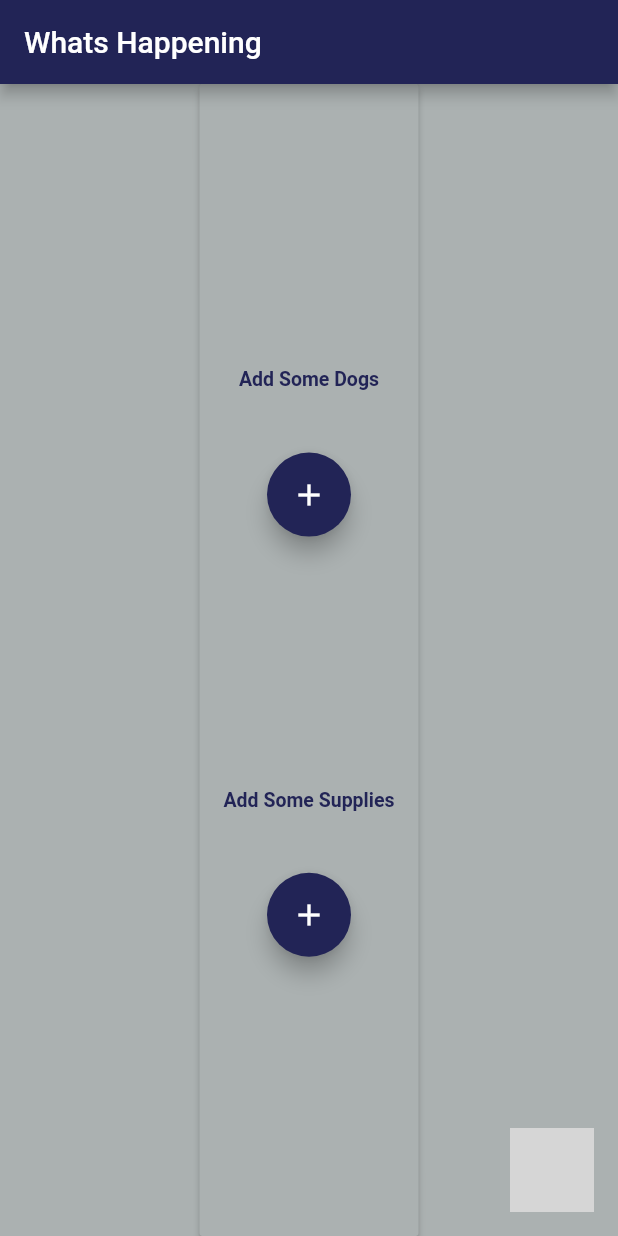
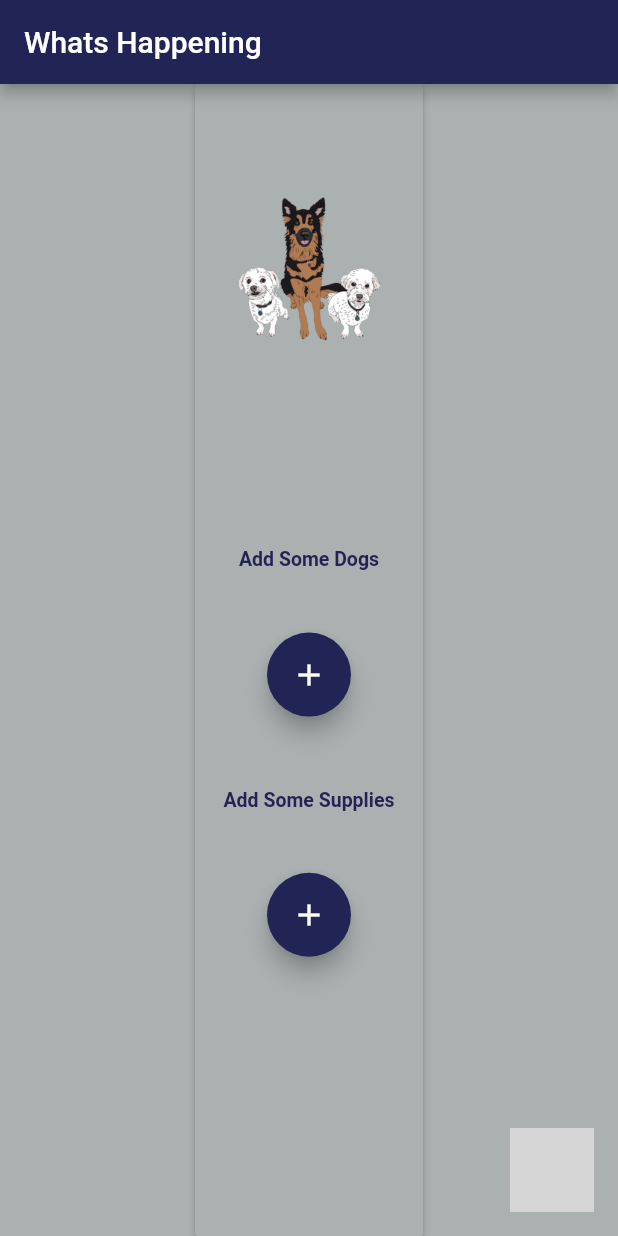
Before and after one commit to conielle/yes_dogs, a Flutter app: the screen it shows after launch, on a phone screen of 412 x 824 dp. Run offline on Flutter 3.47's test engine with Material 2 defaults, Android fonts, the light colour scheme and no system bars; our stand-ins replace font_awesome_flutter, image_picker, shared_preferences, sqflite; missing offline and left inert: fab_circular_menu, smooth_sort; accounts and stored records are empty; grey boxes are pictures that could not be loaded.

Commit message:
CREATE PROFILES | CREATE SUPPLIES | SCHEDULE | NAVIGATION
** FOUNDATION WORKS **

*UI UPDATE*

```diff
--- a/lib/screens/home.dart
+++ b/lib/screens/home.dart
@@ -156,7 +156,16 @@ class _HomeState extends State<Home> with TickerProviderStateMixin {
                                         SizedBox(
                                           height: appConfigblockSizeHeight * 8,
                                         ),
-
+                                        Container(height: 120.0,
+                                          width: 120.0,
+                                          decoration: BoxDecoration(
+                                            image: DecorationImage(
+                                              image: AssetImage(
+                                                  'images/logo.png'),
+                                              fit: BoxFit.fill,
+                                            ),
+                                            shape: BoxShape.circle,
+                                          ),),
                                         SizedBox(height: appConfigblockSizeHeight * 15,),
                                         Text(
                                           "Add Some Dogs",
```
Also changed, not shown: images/doggo_add.png (added), images/logo.png (added), images/supply_add.png (added).
